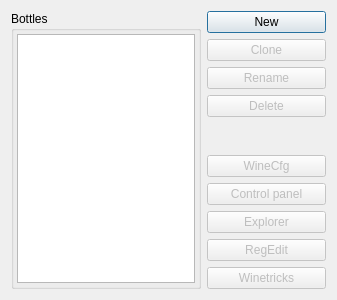
Above: wbsettings.ui from sr-tream/WineBottle before the change. Below: the same form after it.
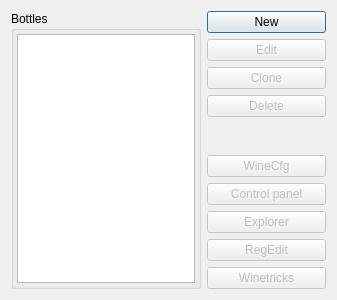
That is the form after the change.

Commit message: Change rename item to edit item

Patch:
```diff
--- a/wbsettings.ui
+++ b/wbsettings.ui
@@ -26,22 +26,22 @@
         </widget>
        </item>
        <item>
-        <widget class="QPushButton" name="bottle_clone">
+        <widget class="QPushButton" name="bottle_edit">
          <property name="enabled">
           <bool>false</bool>
          </property>
          <property name="text">
-          <string>Clone</string>
+          <string>Edit</string>
          </property>
         </widget>
        </item>
        <item>
-        <widget class="QPushButton" name="bottle_rename">
+        <widget class="QPushButton" name="bottle_clone">
          <property name="enabled">
           <bool>false</bool>
          </property>
          <property name="text">
-          <string>Rename</string>
+          <string>Clone</string>
          </property>
         </widget>
        </item>
```
The commit also changes 8 other files.
